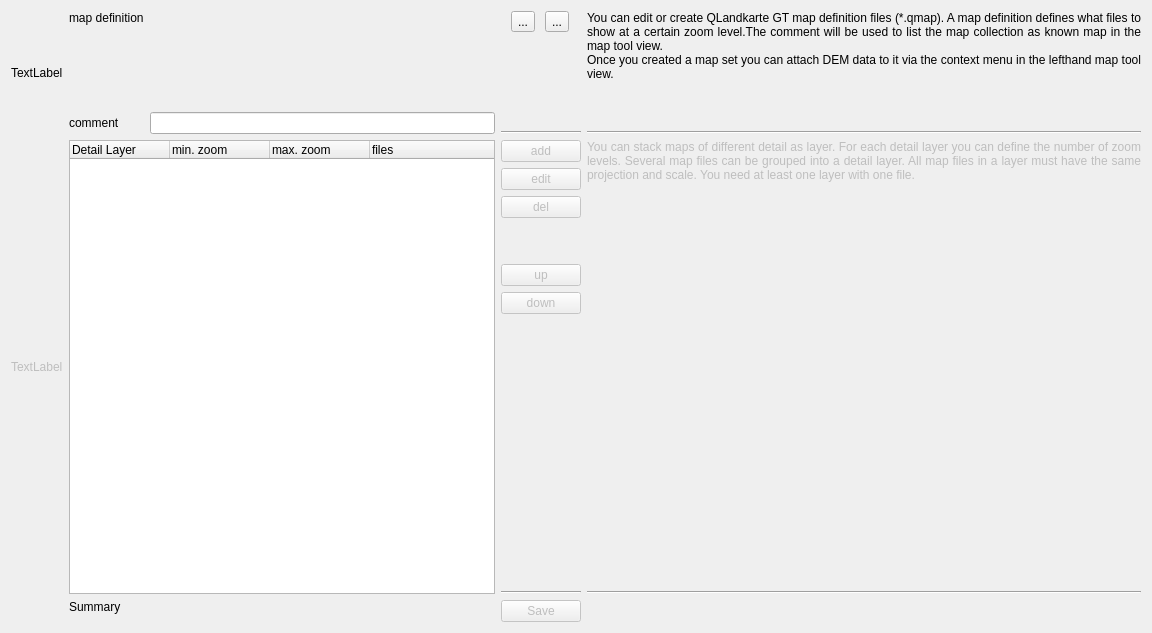
Old version of the form src/ICreateMapQMAP.ui in the repository ntruchsess/QLandkarteGT.
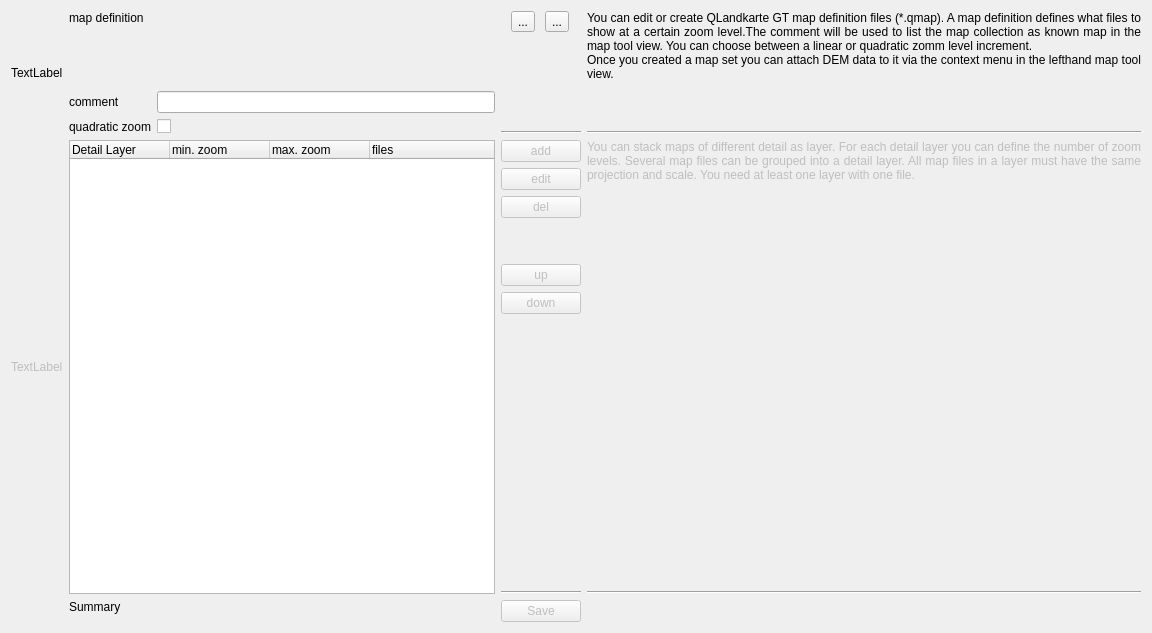
New version of the form.

Commit message: add quadratic zoom to qmap files

```diff
--- a/src/ICreateMapQMAP.ui
+++ b/src/ICreateMapQMAP.ui
@@ -68,6 +68,20 @@
        </property>
       </spacer>
      </item>
+     <item row="3" column="0" >
+      <widget class="QLabel" name="label_3" >
+       <property name="text" >
+        <string>quadratic zoom</string>
+       </property>
+      </widget>
+     </item>
+     <item row="3" column="1" >
+      <widget class="QCheckBox" name="checkQuadraticZoom" >
+       <property name="text" >
+        <string/>
+       </property>
+      </widget>
+     </item>
     </layout>
    </item>
    <item row="0" column="2" >
@@ -126,7 +140,7 @@
      <item>
       <widget class="QLabel" name="labelDoc1" >
        <property name="text" >
-        <string>You can edit or create QLandkarte GT map definition files (*.qmap). A map definition defines what files to show at a certain zoom level.The comment will be used to list the map collection as known map in the map tool view. 
+        <string>You can edit or create QLandkarte GT map definition files (*.qmap). A map definition defines what files to show at a certain zoom level.The comment will be used to list the map collection as known map in the map tool view. You can choose between a linear or quadratic zomm level increment.
 Once you created a map set you can attach DEM data to it via the context menu in the lefthand map tool view.</string>
        </property>
        <property name="alignment" >
```
The commit also changes 5 other files.
